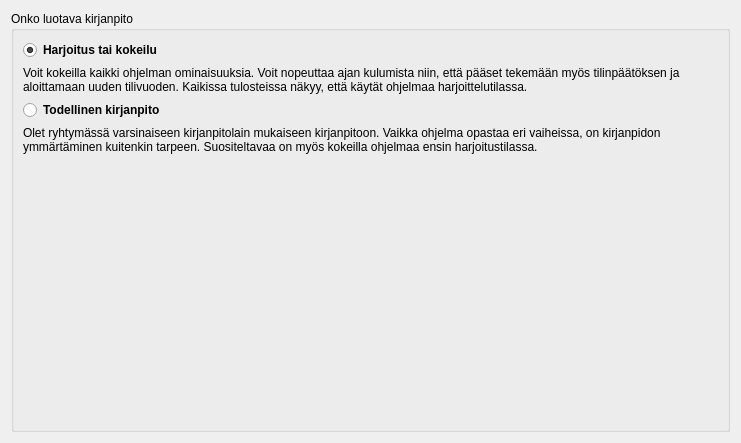
This is kitsas/uusikirjanpito/uusiharjoitus.ui in artoh/kitupiikki as Qt 5 draws it before an edit. The edited form follows.
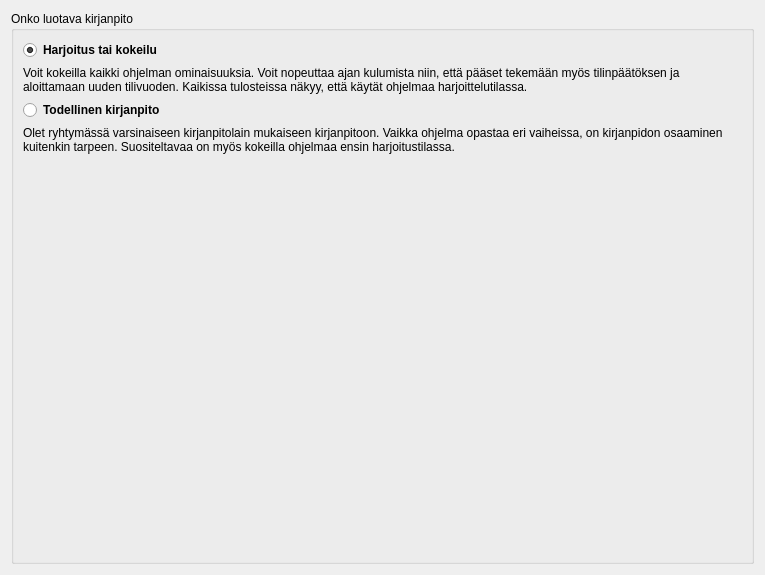
This is the edited form.

What changed in the file:
```diff
--- a/kitsas/uusikirjanpito/uusiharjoitus.ui
+++ b/kitsas/uusikirjanpito/uusiharjoitus.ui
@@ -6,8 +6,8 @@
    <rect>
     <x>0</x>
     <y>0</y>
-    <width>741</width>
-    <height>443</height>
+    <width>765</width>
+    <height>575</height>
    </rect>
   </property>
   <property name="windowTitle">
@@ -62,7 +62,7 @@
       <item>
        <widget class="QLabel" name="label_2">
         <property name="text">
-         <string>&lt;html&gt;&lt;head/&gt;&lt;body&gt;&lt;p&gt;Olet ryhtymässä varsinaiseen kirjanpitolain mukaiseen kirjanpitoon. Vaikka ohjelma opastaa eri vaiheissa, on kirjanpidon ymmärtäminen kuitenkin tarpeen. Suositeltavaa on myös kokeilla ohjelmaa ensin harjoitustilassa.&lt;/p&gt;&lt;/body&gt;&lt;/html&gt;</string>
+         <string>&lt;html&gt;&lt;head/&gt;&lt;body&gt;&lt;p&gt;Olet ryhtymässä varsinaiseen kirjanpitolain mukaiseen kirjanpitoon. Vaikka ohjelma opastaa eri vaiheissa, on kirjanpidon osaaminen kuitenkin tarpeen. Suositeltavaa on myös kokeilla ohjelmaa ensin harjoitustilassa.&lt;/p&gt;&lt;/body&gt;&lt;/html&gt;</string>
         </property>
         <property name="wordWrap">
          <bool>true</bool>
```
